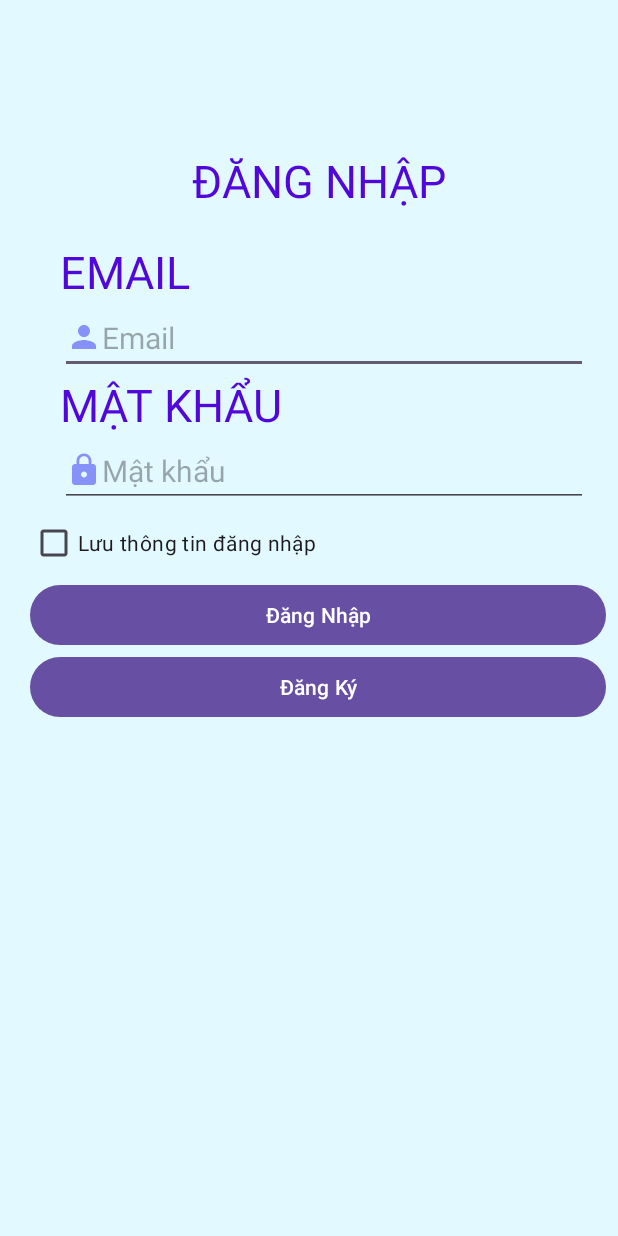
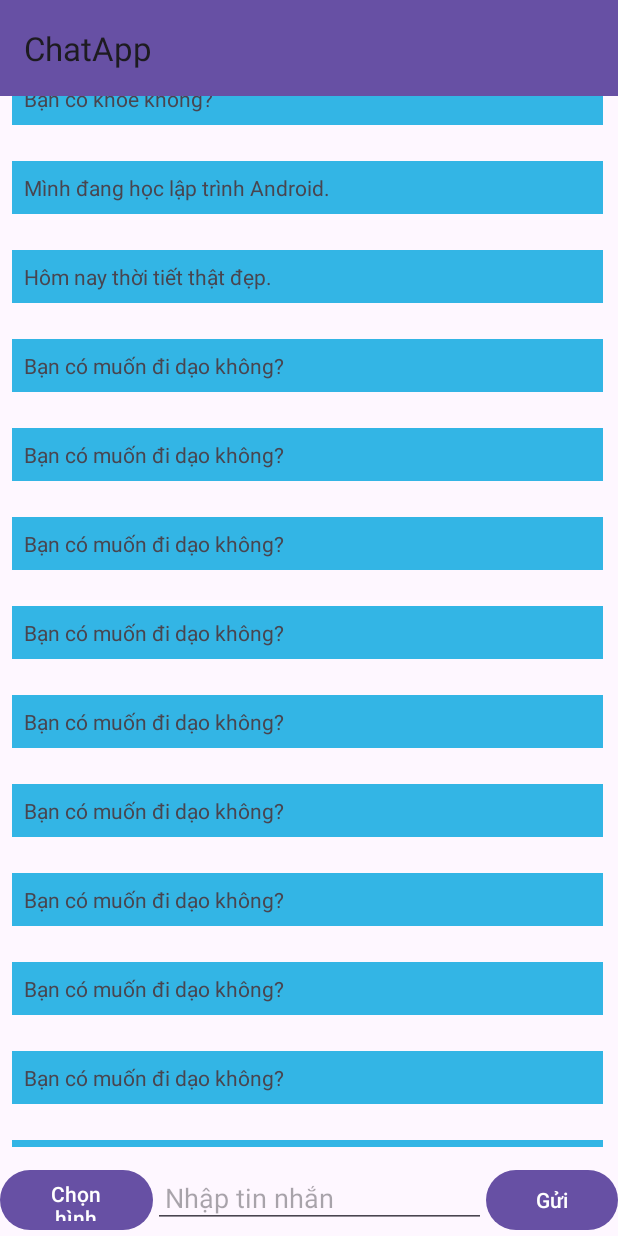
Before and after one commit to th41ng/ChatApp, an Android app: the screen it shows after launch (LoginActivity before the commit, Chats after it), on a phone screen of 412 x 824 dp. Run offline under Robolectric (Android 15) with nearby library versions, the phone set to English and light mode, and no system bars.

Commit message:
code chat

```diff
--- a/app/src/main/AndroidManifest.xml
+++ b/app/src/main/AndroidManifest.xml
@@ -2,6 +2,8 @@
 <manifest xmlns:android="http://schemas.android.com/apk/res/android"
     xmlns:tools="http://schemas.android.com/tools"
     android:name="com.android.launcher.permission.INSTALL_SHORTCUT">
+
+    <uses-permission android:name="android.permission.INTERNET" />
 
     <application
         android:allowBackup="true"
@@ -14,13 +16,16 @@
         android:theme="@style/Theme.ChatApp"
         tools:targetApi="31">
         <activity
-            android:name=".RegisterActivity"
+            android:name=".Re_Sign.LoginActivity"
+            android:exported="false" />
+        <activity
+            android:name=".Re_Sign.RegisterActivity"
             android:exported="false" />
         <activity
             android:name=".MainActivity"
             android:exported="false" />
         <activity
-            android:name=".LoginActivity"
+            android:name=".Chat.Chats"
             android:exported="true">
             <intent-filter>
                 <action android:name="android.intent.action.MAIN" />
--- /dev/null
+++ b/app/src/main/java/com/example/chatapp/Chat/Chats.java
@@ -0,0 +1,94 @@
+package com.example.chatapp.Chat;
+
+import android.content.Intent;
+import android.os.Bundle;
+import android.view.View;
+import android.widget.Button;
+import android.widget.EditText;
+import androidx.appcompat.app.AppCompatActivity;
+import androidx.appcompat.widget.Toolbar;
+import androidx.recyclerview.widget.LinearLayoutManager;
+import androidx.recyclerview.widget.RecyclerView;
+import com.example.chatapp.R;
+import java.util.ArrayList;
+import java.util.List;
+
+public class Chats extends AppCompatActivity {
+
+    private EditText editTextMessage;
+    private Button buttonSend;
+    private RecyclerView recyclerViewMessages;
+    private MessageAdapter messageAdapter;
+    private List<String> messages;
+    private  Button chooseImage;
+    private static final int IMAGE_PICK_CODE = 1000;
+
+    @Override
+    protected void onCreate(Bundle savedInstanceState) {
+        super.onCreate(savedInstanceState);
+        setContentView(R.layout.activity_chats); // Tên layout XML của bạn
+
+        // Khởi tạo các view
+        Toolbar toolbar = findViewById(R.id.toolbar);
+        setSupportActionBar(toolbar);
+        editTextMessage = findViewById(R.id.messageInput);
+        buttonSend = findViewById(R.id.sendButton);
+        recyclerViewMessages = findViewById(R.id.recyclerViewMessages);
+        chooseImage=findViewById(R.id.chooseImg);
+
+        // Khởi tạo danh sách tin nhắn
+        messages = new ArrayList<>();
+        messages.add("Chào bạn!");
+        messages.add("Bạn có khỏe không?");
+        messages.add("Mình đang học lập trình Android.");
+        messages.add("Hôm nay thời tiết thật đẹp.");
+        messages.add("Bạn có muốn đi dạo không?");
+        messages.add("Bạn có muốn đi dạo không?");
+        messages.add("Bạn có muốn đi dạo không?");
+        messages.add("Bạn có muốn đi dạo không?");
+        messages.add("Bạn có muốn đi dạo không?");
+        messages.add("Bạn có muốn đi dạo không?");
+        messages.add("Bạn có muốn đi dạo không?");
+        messages.add("Bạn có muốn đi dạo không?");
+        messages.add("Bạn có muốn đi dạo không?");
+        messages.add("Bạn có muốn đi dạo không?");
+        messages.add("Bạn có muốn đi dạo không?");
+        messages.add("Bạn có muốn đi dạo không?");
+        messages.add("Bạn có muốn đi dạo không?");
+        messages.add("Bạn có muốn đi dạo không?");
+        messages.add("Bạn có muốn đi dạo không?");
+        messages.add("Bạn có muốn đi dạo không?");
+
+
+
+        // Cấu hình RecyclerView
+        messageAdapter = new MessageAdapter(this, messages);
+        recyclerViewMessages.setAdapter(messageAdapter);
+        recyclerViewMessages.setLayoutManager(new LinearLayoutManager(this));
+
+        // Thêm sự kiện click cho nút gửi
+        buttonSend.setOnClickListener(v -> sendMessage());
+
+        chooseImage.setOnClickListener(new View.OnClickListener() {
+            @Override
+            public void onClick(View v) {
+                Intent intent = new Intent(Intent.ACTION_PICK);
+                intent.setType("image/*");
+                startActivityForResult(intent, IMAGE_PICK_CODE);
+
+            }
+        });
+    }
+
+
+
+    private void sendMessage() {
+        String message = editTextMessage.getText().toString().trim();
+        if (!message.isEmpty()) {
+            messages.add(message);
+            messageAdapter.notifyItemInserted(messages.size() - 1);
+            recyclerViewMessages.scrollToPosition(messages.size() - 1); // Cuộn xuống tin nhắn mới
+            editTextMessage.setText(""); // Xóa ô nhập sau khi gửi
+        }
+    }
+}
--- /dev/null
+++ b/app/src/main/java/com/example/chatapp/Chat/Message.java
@@ -0,0 +1,43 @@
+package com.example.chatapp.Chat;
+
+public class Message {
+    private String senderId;
+    private String senderName;
+    private String content;
+    private long timestamp;
+    private boolean isImage;
+
+    public Message(){
+        // Constructor rỗng cần thiết cho Firebase
+    }
+
+    public Message(String senderId, String senderName, String content, long timestamp, boolean isImage){
+        this.senderId=senderId;
+        this.senderName=senderName;
+        this.content=content;
+        this.timestamp=timestamp;
+        this.isImage=isImage;
+    }
+
+    public String getSenderId() {
+        return senderId;
+    }
+
+    public String getSenderName() {
+        return senderName;
+    }
+
+    public String getContent() {
+        return content;
+    }
+
+    public long getTimestamp() {
+        return timestamp;
+    }
+
+
+    public boolean isImage() {
+        return isImage;
+    }
+
+}
--- /dev/null
+++ b/app/src/main/java/com/example/chatapp/Chat/MessageAdapter.java
@@ -0,0 +1,51 @@
+package com.example.chatapp.Chat;
+
+import android.content.Context;
+import android.view.LayoutInflater;
+import android.view.View;
+import android.view.ViewGroup;
+import android.widget.TextView;
+
+import androidx.annotation.NonNull;
+import androidx.recyclerview.widget.RecyclerView;
+
+import com.example.chatapp.R;
+
+import java.util.List;
+
+public class MessageAdapter extends RecyclerView.Adapter<MessageAdapter.MessageViewHolder> {
+
+    private final List<String> messages;
+    private final Context context;
+
+    public MessageAdapter(Context context, List<String> messages) {
+        this.context = context;
+        this.messages = messages;
+    }
+
+    @NonNull
+    @Override
+    public MessageViewHolder onCreateViewHolder(@NonNull ViewGroup parent, int viewType) {
+        View view = LayoutInflater.from(context).inflate(R.layout.chat_item_message, parent, false);
+        return new MessageViewHolder(view);
+    }
+
+    @Override
+    public void onBindViewHolder(@NonNull MessageViewHolder holder, int position) {
+        holder.messageText.setText(messages.get(position));
+    }
+
+    @Override
+    public int getItemCount() {
+        return messages.size();
+    }
+
+    public static class MessageViewHolder extends RecyclerView.ViewHolder {
+        TextView messageText;
+
+        public MessageViewHolder(@NonNull View itemView) {
+            super(itemView);
+            messageText = itemView.findViewById(R.id.messageText);
+        }
+    }
+}
--- a/app/src/main/java/com/example/chatapp/MainActivity.java
+++ b/app/src/main/java/com/example/chatapp/MainActivity.java
@@ -51,6 +51,7 @@ import androidx.core.graphics.Insets;
 import androidx.core.view.ViewCompat;
 import androidx.core.view.WindowInsetsCompat;
 
+import com.example.chatapp.Re_Sign.LoginActivity;
 import com.google.firebase.auth.FirebaseAuth;
 import com.google.firebase.auth.FirebaseUser;
 
--- a/app/src/main/java/com/example/chatapp/LoginActivity.java
+++ b/app/src/main/java/com/example/chatapp/Re_Sign/LoginActivity.java
@@ -1,4 +1,4 @@
-package com.example.chatapp;
+package com.example.chatapp.Re_Sign;
 
 import android.content.Intent;
 import android.content.SharedPreferences;
@@ -14,6 +14,8 @@ import android.widget.Toast;
 import androidx.annotation.NonNull;
 import androidx.appcompat.app.AppCompatActivity;
 
+import com.example.chatapp.MainActivity;
+import com.example.chatapp.R;
 import com.google.android.gms.tasks.OnCompleteListener;
 import com.google.android.gms.tasks.Task;
 import com.google.firebase.auth.AuthResult;
--- a/app/src/main/java/com/example/chatapp/RegisterActivity.java
+++ b/app/src/main/java/com/example/chatapp/Re_Sign/RegisterActivity.java
@@ -1,4 +1,4 @@
-package com.example.chatapp;
+package com.example.chatapp.Re_Sign;
 
 import android.annotation.SuppressLint;
 import android.content.Intent;
@@ -14,6 +14,8 @@ import android.widget.Toast;
 import androidx.annotation.NonNull;
 import androidx.appcompat.app.AppCompatActivity;
 
+import com.example.chatapp.MainActivity;
+import com.example.chatapp.R;
 import com.google.android.gms.tasks.OnCompleteListener;
 import com.google.android.gms.tasks.Task;
 import com.google.firebase.auth.AuthResult;
--- /dev/null
+++ b/app/src/main/res/layout/activity_chats.xml
@@ -0,0 +1,60 @@
+<?xml version="1.0" encoding="utf-8"?>
+<RelativeLayout xmlns:android="http://schemas.android.com/apk/res/android"
+    android:layout_width="match_parent"
+    android:layout_height="match_parent"
+    >
+
+    <!-- Toolbar -->
+
+    <androidx.recyclerview.widget.RecyclerView
+        android:id="@+id/recyclerViewMessages"
+        android:layout_width="match_parent"
+        android:layout_height="783dp"
+        android:layout_above="@+id/inputLayout"
+        android:layout_alignTop="@+id/inputLayout"
+        android:layout_marginStart="0dp"
+        android:layout_marginTop="-795dp"
+        android:layout_marginEnd="2dp"
+        android:layout_marginBottom="11dp" />
+
+    <androidx.appcompat.widget.Toolbar
+        android:id="@+id/toolbar"
+        android:layout_width="match_parent"
+        android:layout_height="?attr/actionBarSize"
+        android:background="?attr/colorPrimary"
+        android:theme="?attr/actionBarTheme"
+        android:popupTheme="@style/ThemeOverlay.AppCompat.Light"/>
+
+    <!-- RecyclerView để hiển thị các tin nhắn -->
+
+    <!-- Ô nhập tin nhắn -->
+
+    <LinearLayout
+        android:id="@+id/inputLayout"
+        android:layout_width="match_parent"
+        android:layout_height="wrap_content"
+        android:layout_alignParentBottom="true"
+        android:orientation="horizontal">
+
+        <Button
+            android:id="@+id/chooseImg"
+            android:layout_width="wrap_content"
+            android:layout_height="match_parent"
+            android:layout_weight="1"
+            android:text="Chọn hình" />
+
+        <EditText
+            android:id="@+id/messageInput"
+            android:layout_width="234dp"
+            android:layout_height="wrap_content"
+            android:layout_weight="1"
+            android:hint="Nhập tin nhắn"
+            android:padding="8dp" />
+
+        <Button
+            android:id="@+id/sendButton"
+            android:layout_width="wrap_content"
+            android:layout_height="wrap_content"
+            android:text="Gửi" />
+    </LinearLayout>
+</RelativeLayout>
--- a/app/src/main/res/layout/activity_login.xml
+++ b/app/src/main/res/layout/activity_login.xml
@@ -8,7 +8,7 @@
     android:background="#EAE0FBFF"
     android:orientation="vertical"
     android:paddingTop="100dp"
-    tools:context=".LoginActivity">
+    tools:context=".Re_Sign.LoginActivity">
 
     <LinearLayout
         android:layout_width="match_parent"
--- a/app/src/main/res/layout/activity_register.xml
+++ b/app/src/main/res/layout/activity_register.xml
@@ -5,7 +5,7 @@
     android:id="@+id/main"
     android:layout_width="match_parent"
     android:layout_height="match_parent"
-    tools:context=".RegisterActivity"
+    tools:context=".Re_Sign.RegisterActivity"
     android:orientation="vertical"
     android:background="#EAE0FBFF"
     android:paddingTop="100dp">
--- /dev/null
+++ b/app/src/main/res/layout/chat_item_message.xml
@@ -0,0 +1,15 @@
+<?xml version="1.0" encoding="utf-8"?>
+<LinearLayout xmlns:android="http://schemas.android.com/apk/res/android"
+    android:layout_width="match_parent"
+    android:layout_height="wrap_content"
+    android:orientation="vertical"
+    android:padding="8dp"
+    android:layout_marginBottom="8dp">
+
+    <TextView
+        android:id="@+id/messageText"
+        android:layout_width="match_parent"
+        android:layout_height="wrap_content"
+        android:background="@android:color/holo_blue_light"
+        android:padding="8dp"/>
+</LinearLayout>
```
